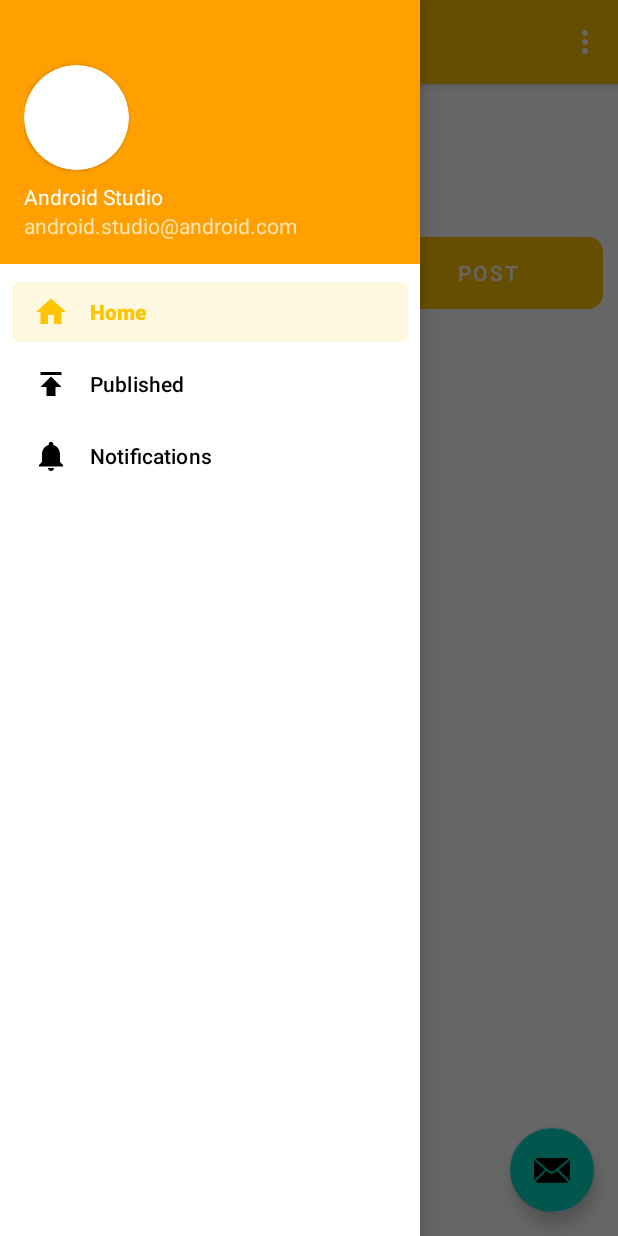
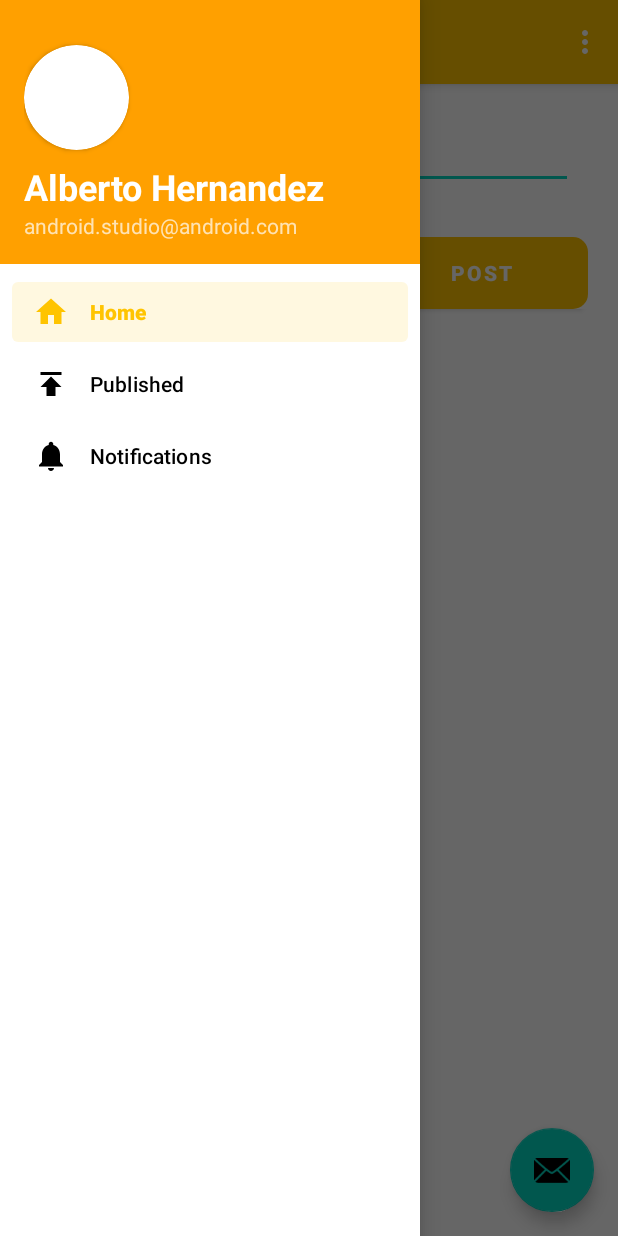
Before and after one commit to AlbertoHV23/PSM, an Android app: the screen it shows after launch (HomeActivity), with the side drawer open, on a phone screen of 412 x 824 dp. Run offline under Robolectric (Android 15) with nearby library versions, the phone set to English and light mode, and no system bars; our stand-ins replace navigation-ui.

Commit message:
ULALALA SEÑOR FRANCES

```diff
--- a/aplicacion/app/src/main/res/layout/fragment_home.xml
+++ b/aplicacion/app/src/main/res/layout/fragment_home.xml
@@ -21,6 +21,7 @@
             android:layout_height="100dp">
 
             <androidx.cardview.widget.CardView
+                android:id="@+id/cardView3"
                 android:layout_width="70dp"
                 android:layout_height="70dp"
                 app:cardCornerRadius="50dp"
@@ -35,6 +36,21 @@
 
             </androidx.cardview.widget.CardView>
 
+            <EditText
+                android:id="@+id/editTextTextMultiLine"
+                android:layout_width="0dp"
+                android:layout_height="0dp"
+                android:layout_marginStart="10dp"
+                android:layout_marginEnd="20dp"
+                android:ems="10"
+                android:gravity="start|top"
+                android:hint="Create post..."
+                android:inputType="textMultiLine"
+                app:layout_constraintBottom_toBottomOf="@+id/cardView3"
+                app:layout_constraintEnd_toEndOf="parent"
+                app:layout_constraintStart_toEndOf="@+id/cardView3"
+                app:layout_constraintTop_toTopOf="@+id/cardView3" />
+
         </androidx.constraintlayout.widget.ConstraintLayout>
 
     </androidx.cardview.widget.CardView>
@@ -44,8 +60,10 @@
         android:layout_width="0dp"
         android:layout_height="wrap_content"
         android:layout_marginStart="15dp"
+        android:layout_marginEnd="10dp"
         android:background="@drawable/border_radius"
         android:text="Post"
+        android:textStyle="bold"
         app:icon="@drawable/ic_baseline_send_24"
         app:layout_constraintEnd_toEndOf="@+id/cardView"
         app:layout_constraintStart_toEndOf="@+id/button3"
@@ -54,42 +72,34 @@
     <Button
         android:id="@+id/button3"
         style="@style/Widget.AppCompat.Button.Small"
-        android:layout_width="0dp"
+        android:layout_width="wrap_content"
         android:layout_height="wrap_content"
         android:layout_marginStart="15dp"
         android:background="@drawable/border_radius"
         android:backgroundTint="#FFFFFF"
         android:text="Image"
-        android:textColor="#646568"
+        android:textColor="#FFFFFF"
         android:textSize="8sp"
         app:icon="@drawable/ic_baseline_image_24"
-        app:iconTint="   "
+
         app:layout_constraintBottom_toBottomOf="@+id/cardView"
         app:layout_constraintStart_toEndOf="@+id/button2" />
 
     <Button
         android:id="@+id/button2"
-        style="@style/Widget.AppCompat.Button.Small"
+        style="@android:style/Widget.Material.Light.Button.Inset"
         android:layout_width="wrap_content"
         android:layout_height="wrap_content"
         android:background="@drawable/border_radius"
-        android:backgroundTint="#FFFFFF"
+        android:backgroundTint="@android:color/transparent"
         android:text="Video"
-        android:textColor="#646568"
+        android:textColor="#FFFFFF"
         android:textSize="8sp"
         app:icon="@drawable/ic_baseline_videocam_24"
-        app:iconTint="   "
+
+
         app:layout_constraintStart_toStartOf="@+id/cardView"
         app:layout_constraintTop_toTopOf="@+id/button3" />
-
-    <EditText
-        android:id="@+id/editTextTextMultiLine"
-        android:layout_width="0dp"
-        android:layout_height="0dp"
-        android:ems="10"
-        android:gravity="start|top"
-        android:inputType="textMultiLine"
-        tools:layout_editor_absoluteX="381dp" />
 
     <androidx.recyclerview.widget.RecyclerView
         android:layout_width="match_parent"
--- a/aplicacion/app/src/main/res/layout/nav_header_main.xml
+++ b/aplicacion/app/src/main/res/layout/nav_header_main.xml
@@ -29,8 +29,10 @@
         android:layout_width="match_parent"
         android:layout_height="wrap_content"
         android:paddingTop="@dimen/nav_header_vertical_spacing"
-        android:text="@string/nav_header_title"
-        android:textAppearance="@style/TextAppearance.AppCompat.Body1" />
+        android:text="Alberto Hernandez"
+        android:textAppearance="@style/TextAppearance.AppCompat.Body1"
+        android:textSize="24sp"
+        android:textStyle="bold" />
 
     <TextView
         android:id="@+id/textView"
```
Also changed, not shown: aplicacion/app/src/main/AndroidManifest.xml (+5 -2 lines), aplicacion/app/src/main/res/layout/item_home.xml (+103 -86 lines).
